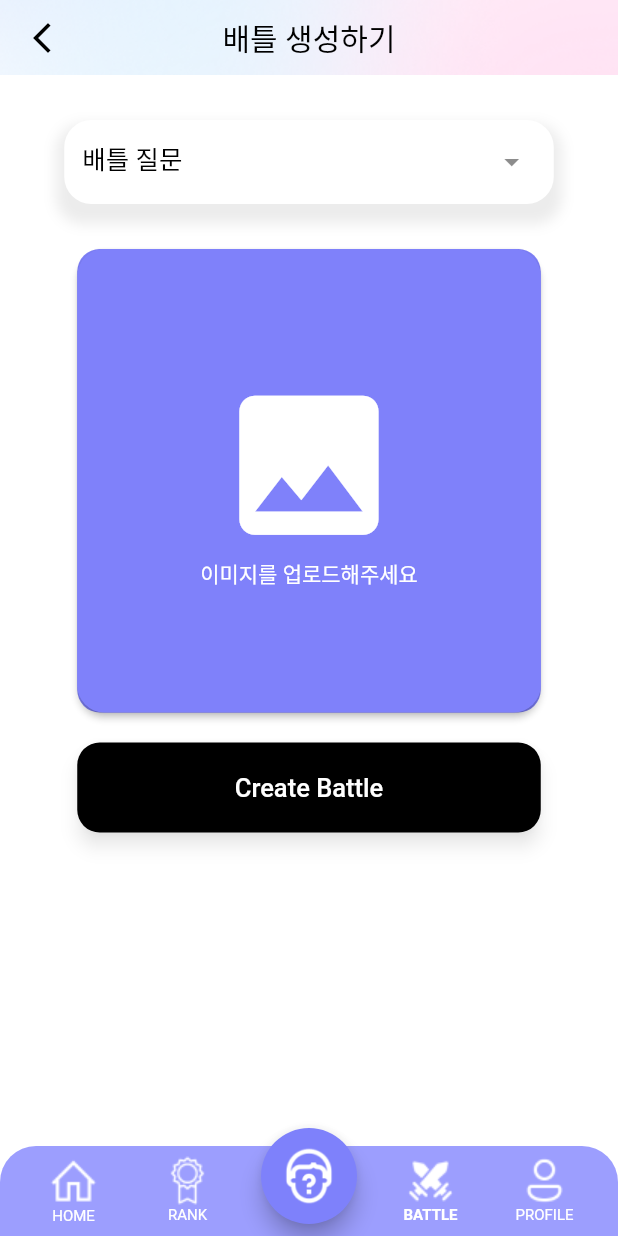
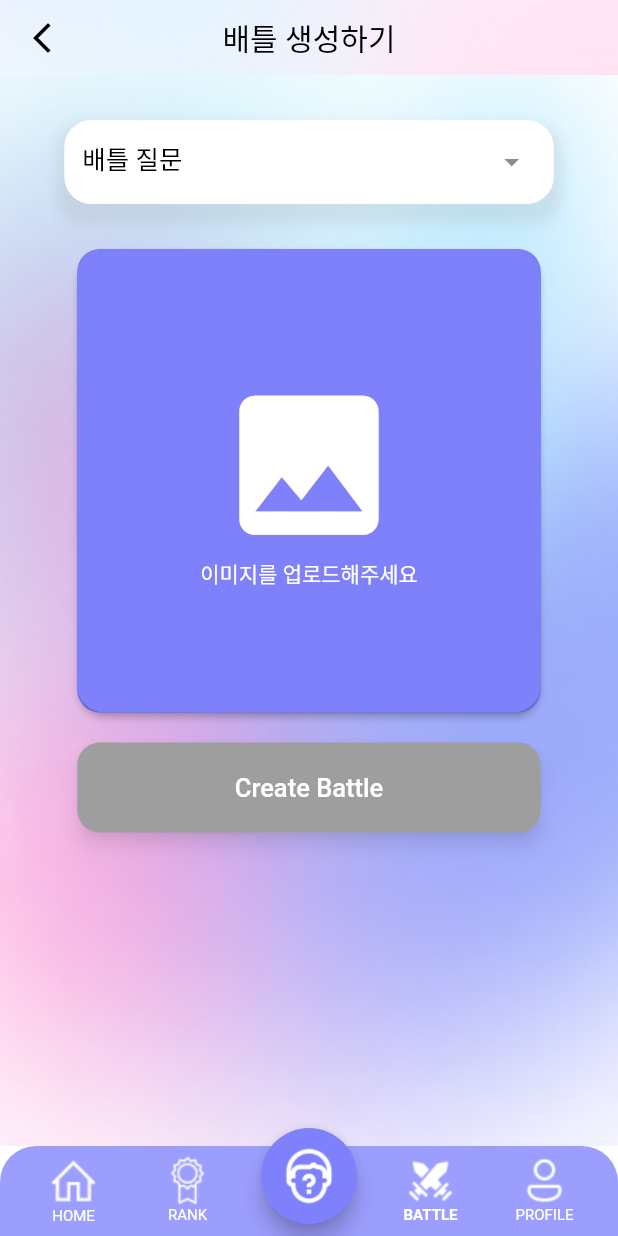
Before and after one commit to Ninucco/Ninucco, a Flutter app: the screen it shows after launch, item 3 of the bottom bar chosen, after a tap on the "add" icon, on a phone screen of 412 x 824 dp. Run offline on Flutter 3.47's test engine with Material 2 defaults, Android fonts, the phone set to English and light mode, and no system bars; our stand-ins replace cached_network_image, carousel_slider, firebase_auth, firebase_core, google_sign_in, image_cropper and 2 more; missing offline and left inert: kakao_flutter_sdk, kakao_flutter_sdk_common, wrapped_korean_text; accounts and stored records are empty; generated files the repository leaves out were written again; network calls fail; Roboto replaces fonts that are missing (NexonGothic).

```diff
--- /dev/null
+++ b/application/ninucco/lib/models/battle_create_model.dart
@@ -0,0 +1,10 @@
+import 'dart:io';
+
+class BattleCreateModel {
+  String memberAId = "";
+  File memberAImage = File('');
+  String question = "", memberANickname = "";
+
+  BattleCreateModel(
+      this.memberAId, this.memberAImage, this.memberANickname, this.question);
+}
--- a/application/ninucco/lib/navigators/battle_navigator.dart
+++ b/application/ninucco/lib/navigators/battle_navigator.dart
@@ -1,23 +1,36 @@
 import 'package:flutter/material.dart';
 import 'package:ninucco/screens/battle/battle_all_screen.dart';
+import 'package:ninucco/screens/battle/battle_create_detail_screen.dart';
+import 'package:ninucco/screens/battle/battle_create_screen.dart';
+import 'package:ninucco/screens/battle/battle_detail_screen.dart';
+import 'package:ninucco/screens/battle/battle_friend_search.dart';
 
 class BattleNavigator extends StatelessWidget {
   const BattleNavigator({super.key, required this.tabIndex});
   final int tabIndex;
-  Map<String, WidgetBuilder> _routeBuilder(BuildContext context) {
-    return {
-      "/": (context) => BattleAllScreen(),
-    };
-  }
 
   @override
   Widget build(BuildContext context) {
-    final routeBuilder = _routeBuilder(context);
     return Navigator(
       initialRoute: '/',
       onGenerateRoute: ((settings) {
         return MaterialPageRoute(
-          builder: (context) => routeBuilder[settings.name!]!(context),
+          builder: (context) {
+            switch (settings.name) {
+              case "/":
+                return BattleAllScreen();
+              case "/BattleDetailScreen":
+                return BattleDetailScreen(settings: settings);
+              case "/BattleCreateScreen":
+                return const BattleCreateScreen();
+              case "/BattleCreateDetailScreen":
+                return BattleCreateDetailScreen(settings: settings);
+              case "/BattleFriendSearch":
+                return BattleFriendSearchScreen(settings: settings);
+              default:
+                return const Placeholder();
+            }
+          },
         );
       }),
     );
--- a/application/ninucco/lib/screens/battle/battle_all_screen.dart
+++ b/application/ninucco/lib/screens/battle/battle_all_screen.dart
@@ -1,6 +1,5 @@
 import 'package:flutter/material.dart';
 import 'package:ninucco/models/battle_info_model.dart';
-import 'package:ninucco/screens/battle/battle_create_screen.dart';
 import 'package:ninucco/services/battle_api_service.dart';
 import 'package:ninucco/widgets/battle/battle_item_widget.dart';
 
@@ -30,7 +29,14 @@ class BattleAllScreen extends StatelessWidget {
         ),
       ),
       backgroundColor: Colors.white,
-      body: FutureBuilder(
+      body: Container(
+        decoration: const BoxDecoration(
+          image: DecorationImage(
+            image: AssetImage('assets/images/bg/bg2.png'),
+            fit: BoxFit.cover,
+          ),
+        ),
+        child: FutureBuilder(
           future: battles,
           builder: (context, snapshot) {
             if (snapshot.hasData) {
@@ -43,11 +49,12 @@ class BattleAllScreen extends StatelessWidget {
             );
           },
         ),
+      ),
       floatingActionButton: FloatingActionButton(
         onPressed: () {
-          Navigator.push(
+          Navigator.pushNamed(
             context,
-            MaterialPageRoute(builder: (context) => const BattleCreateScreen()),
+            '/BattleCreateScreen',
           );
         },
         backgroundColor: Colors.blue.shade600,
--- a/application/ninucco/lib/screens/battle/battle_create_screen.dart
+++ b/application/ninucco/lib/screens/battle/battle_create_screen.dart
@@ -2,7 +2,7 @@ import 'dart:io';
 
 import 'package:flutter/material.dart';
 import 'package:image_picker/image_picker.dart';
-import 'package:ninucco/screens/battle/battle_create_detail_screen.dart';
+import 'package:ninucco/models/battle_create_model.dart';
 import 'package:ninucco/widgets/common/my_appbar_widget.dart';
 
 class BattleCreateScreen extends StatefulWidget {
@@ -15,6 +15,7 @@ class BattleCreateScreen extends StatefulWidget {
 class _BattleCreateScreenState extends State<BattleCreateScreen> {
   String? categoryValue;
   File? _image;
+
   final picker = ImagePicker();
 
   Future getImage(ImageSource imageSource) async {
@@ -80,11 +81,21 @@ class _BattleCreateScreenState extends State<BattleCreateScreen> {
 
   @override
   Widget build(BuildContext context) {
+    bool isOk = categoryValue != null && _image != null;
     return Scaffold(
       appBar: const MyAppbarWidget(
         titleText: "배틀 생성하기",
       ),
-      body: SingleChildScrollView(
+      body: Container(
+        height:
+            MediaQuery.of(context).size.height - AppBar().preferredSize.height,
+        decoration: const BoxDecoration(
+          image: DecorationImage(
+            image: AssetImage('assets/images/bg/bg3.png'),
+            fit: BoxFit.cover,
+          ),
+        ),
+        child: SingleChildScrollView(
           child: Column(
             children: [
               const SizedBox(
@@ -177,7 +188,7 @@ class _BattleCreateScreenState extends State<BattleCreateScreen> {
                       borderRadius: BorderRadius.circular(15.0),
                     ),
                     elevation: 5,
-                  backgroundColor: Colors.black,
+                    backgroundColor: isOk ? Colors.black : Colors.grey,
                     shadowColor: Colors.black45,
                   ),
                   child: const Text(
@@ -188,23 +199,20 @@ class _BattleCreateScreenState extends State<BattleCreateScreen> {
                     ),
                   ),
                   onPressed: () => {
-                  Navigator.push(
-                    context,
-                    MaterialPageRoute(
-                      builder: (context) => BattleCreateDetailWidget(
-                        memberAId: 1,
-                        memberAImage: _image!,
-                        memberANickname: "실험중입니당",
-                        question: categoryValue!,
-                      ),
-                    ),
-                  ),
+                    if (isOk)
+                      {
+                        Navigator.pushNamed(
+                            context, '/BattleCreateDetailScreen',
+                            arguments: BattleCreateModel("someone", _image!,
+                                "로그인한 누군가", categoryValue!)),
+                      }
                   },
                 ),
               ),
             ],
           ),
         ),
+      ),
     );
   }
 }
--- a/application/ninucco/lib/screens/home/home.dart
+++ b/application/ninucco/lib/screens/home/home.dart
@@ -1,26 +1,43 @@
 import 'package:flutter/material.dart';
 import 'package:carousel_slider/carousel_slider.dart';
+import 'package:ninucco/models/battle_info_model.dart';
+import 'package:ninucco/services/battle_api_service.dart';
 import 'package:ninucco/utilities/scan_list_data.dart';
 
-class NoonLoopingDemo extends StatelessWidget {
-  final imgList = [
-    "assets/images/dummy/jamminhyeok.png",
-    "assets/images/dummy/jamminhyeok.png",
-    "assets/images/dummy/jamminhyeok.png",
-    "assets/images/dummy/jamminhyeok.png",
-    "assets/images/dummy/jamminhyeok.png",
-    "assets/images/dummy/jamminhyeok.png",
-  ];
+class NoonLoopingDemo extends StatefulWidget {
+  const NoonLoopingDemo({super.key});
 
-  late List<Widget> imageSliders = imgList
+  @override
+  State<NoonLoopingDemo> createState() => _NoonLoopingDemoState();
+}
+
+class _NoonLoopingDemoState extends State<NoonLoopingDemo> {
+  final Future<List<BattleInfoModel>> battles = BattleApiService.getBattles();
+
+  @override
+  Widget build(BuildContext context) {
+    return FutureBuilder(
+        future: battles,
+        builder: (context, snapshot) {
+          if (snapshot.hasData) {
+            return Container(
+              child: CarouselSlider(
+                options: CarouselOptions(
+                  aspectRatio: 2.0,
+                  enlargeCenterPage: true,
+                  enableInfiniteScroll: true,
+                ),
+                items: snapshot.data!
                     .map(
                       (item) => Container(
                         margin: const EdgeInsets.all(5.0),
                         child: ClipRRect(
-            borderRadius: const BorderRadius.all(Radius.circular(5.0)),
+                          borderRadius:
+                              const BorderRadius.all(Radius.circular(5.0)),
                           child: Stack(
                             children: <Widget>[
-                Image.asset(item, fit: BoxFit.cover, width: 1000.0),
+                              Image.network(item.memberAImage,
+                                  fit: BoxFit.cover, width: 1000.0),
                               Positioned(
                                 bottom: 0.0,
                                 left: 0.0,
@@ -40,18 +57,12 @@ class NoonLoopingDemo extends StatelessWidget {
                                       vertical: 10.0, horizontal: 20.0),
                                   child: Column(
                                     children: [
-                        const Text(
-                          '누가 더 잼민이 같나요?',
-                          style: TextStyle(
+                                      Text(
+                                        item.question,
+                                        style: const TextStyle(
                                           color: Colors.white,
                                           fontSize: 20.0,
                                           fontWeight: FontWeight.bold,
-                          ),
-                        ),
-                        Text(
-                          '${imgList.indexOf(item)} 명이 배팅했어요',
-                          style: const TextStyle(
-                            color: Colors.white70,
                                         ),
                                       ),
                                     ],
@@ -63,22 +74,12 @@ class NoonLoopingDemo extends StatelessWidget {
                         ),
                       ),
                     )
-      .toList();
-
-  NoonLoopingDemo({super.key});
-
-  @override
-  Widget build(BuildContext context) {
-    return Container(
-      child: CarouselSlider(
-        options: CarouselOptions(
-          aspectRatio: 2.0,
-          enlargeCenterPage: true,
-          enableInfiniteScroll: true,
-        ),
-        items: imageSliders,
+                    .toList(),
               ),
             );
+          }
+          return const Text("LOADING...");
+        });
   }
 }
 
@@ -289,7 +290,7 @@ class _HomeScreenState extends State<HomeScreen> {
                   ),
                 ),
               ),
-              SliverToBoxAdapter(
+              const SliverToBoxAdapter(
                 child: NoonLoopingDemo(),
               ),
               SliverToBoxAdapter(
--- a/application/ninucco/lib/widgets/battle/battle_create_item_widget.dart
+++ b/application/ninucco/lib/widgets/battle/battle_create_item_widget.dart
@@ -3,8 +3,7 @@ import 'dart:io';
 import 'package:flutter/material.dart';
 
 class BattleCreateItem extends StatelessWidget {
-  final int memberAId;
-  final String question, memberANickname, memberBNickname;
+  final String memberAId, question, memberANickname, memberBNickname;
   final File memberAImage;
 
   const BattleCreateItem({
```
Also changed, not shown: application/ninucco/lib/models/battle_info_model.dart (+20 -7 lines), application/ninucco/lib/screens/battle/battle_create_detail_screen.dart (+24 -29 lines), application/ninucco/lib/screens/battle/battle_detail_screen.dart (+24 -34 lines), application/ninucco/lib/screens/battle/battle_friend_search.dart (+6 -4 lines), application/ninucco/lib/widgets/battle/battle_item_widget.dart (+14 -16 lines). Lines whose indentation alone changed are shown as unchanged.
